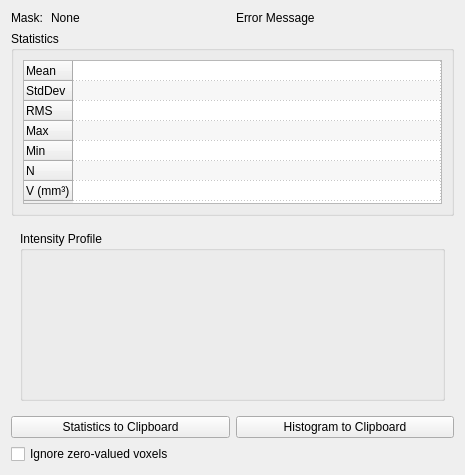
Old version of the form Plugins/org.mitk.gui.qt.measurementtoolbox/src/internal/QmitkImageStatisticsViewControls.ui in the repository MITK/MITK.
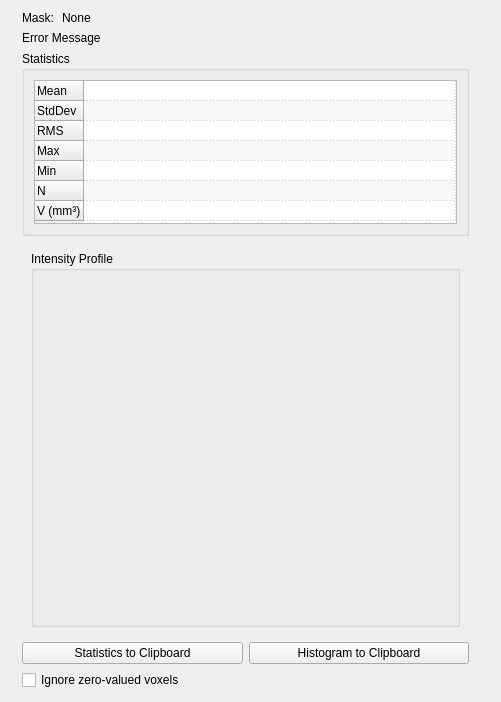
New version of the form. Custom widgets are drawn as their Qt base class.

What changed in the file:
```diff
--- a/Plugins/org.mitk.gui.qt.measurementtoolbox/src/internal/QmitkImageStatisticsViewControls.ui
+++ b/Plugins/org.mitk.gui.qt.measurementtoolbox/src/internal/QmitkImageStatisticsViewControls.ui
@@ -9,8 +9,8 @@
    <rect>
     <x>0</x>
     <y>0</y>
-    <width>465</width>
-    <height>475</height>
+    <width>501</width>
+    <height>702</height>
    </rect>
   </property>
   <property name="windowTitle">
@@ -44,7 +44,17 @@
      </item>
     </layout>
    </item>
-   <item row="2" column="0" colspan="2">
+   <item row="1" column="0">
+    <widget class="QLabel" name="m_ErrorMessageLabel">
+     <property name="text">
+      <string>Error Message</string>
+     </property>
+     <property name="textFormat">
+      <enum>Qt::AutoText</enum>
+     </property>
+    </widget>
+   </item>
+   <item row="2" column="0">
     <widget class="QGroupBox" name="groupBox_3">
      <property name="title">
       <string>Statistics</string>
@@ -184,7 +194,7 @@
      </layout>
     </widget>
    </item>
-   <item row="3" column="0" colspan="2">
+   <item row="3" column="0">
     <widget class="QStackedWidget" name="m_StatisticsWidgetStack">
      <property name="enabled">
       <bool>true</bool>
@@ -262,7 +272,7 @@
      </widget>
      <widget class="QWidget" name="page_2">
       <layout class="QGridLayout" name="gridLayout_9">
-       <item row="1" column="0">
+       <item row="0" column="0">
         <widget class="QGroupBox" name="groupBox_2">
          <property name="title">
           <string>Intensity Profile</string>
@@ -284,7 +294,7 @@
      </widget>
     </widget>
    </item>
-   <item row="4" column="0" colspan="2">
+   <item row="4" column="0">
     <layout class="QGridLayout" name="gridLayout_7">
      <item row="0" column="0">
       <widget class="QPushButton" name="m_ButtonCopyStatisticsToClipboard">
@@ -302,7 +312,14 @@
      </item>
     </layout>
    </item>
-   <item row="5" column="1">
+   <item row="5" column="0">
+    <widget class="QCheckBox" name="m_IgnoreZerosCheckbox">
+     <property name="text">
+      <string>Ignore zero-valued voxels</string>
+     </property>
+    </widget>
+   </item>
+   <item row="6" column="1">
     <spacer name="spacer2">
      <property name="orientation">
       <enum>Qt::Vertical</enum>
@@ -318,23 +335,6 @@
      </property>
     </spacer>
    </item>
-   <item row="0" column="1">
-    <widget class="QLabel" name="m_ErrorMessageLabel">
-     <property name="text">
-      <string>Error Message</string>
-     </property>
-     <property name="textFormat">
-      <enum>Qt::AutoText</enum>
-     </property>
-    </widget>
-   </item>
-   <item row="5" column="0">
-    <widget class="QCheckBox" name="m_IgnoreZerosCheckbox">
-     <property name="text">
-      <string>Ignore zero-valued voxels</string>
-     </property>
-    </widget>
-   </item>
   </layout>
  </widget>
  <customwidgets>
```
Left out of the diff: 2 changed lines with no effect on the pictures.
